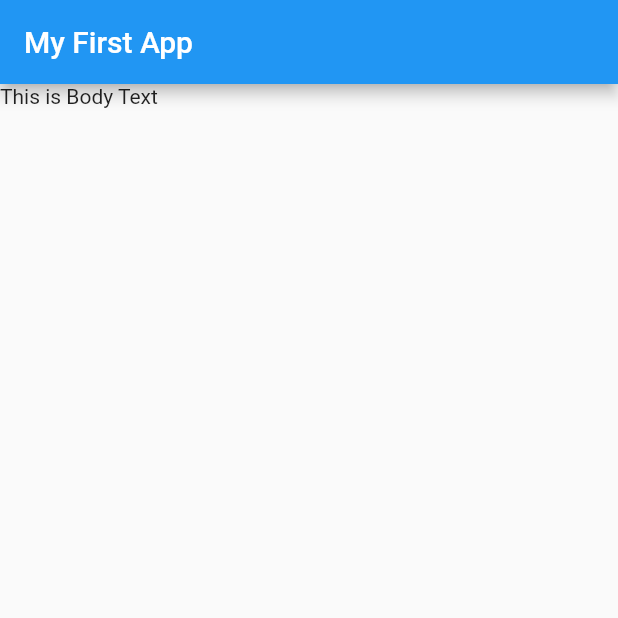
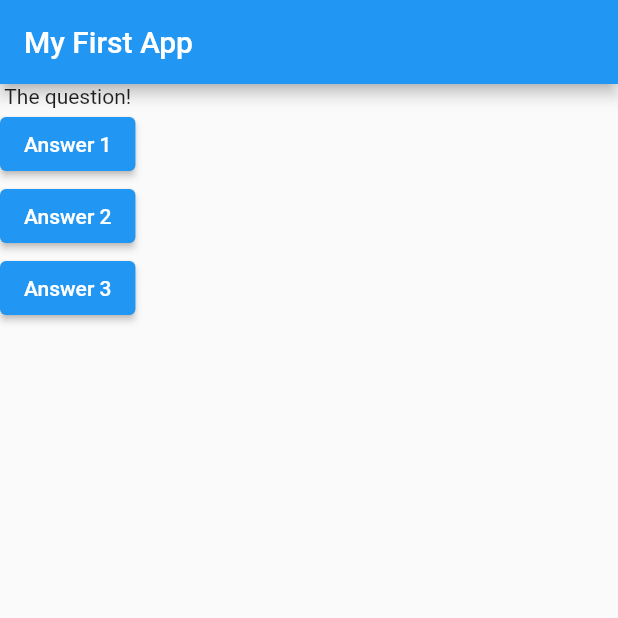
Before and after one commit to 0xcatrovacer/flutter-quiz-app, a Flutter app: the screen it shows after launch, on a phone screen of 412 x 824 dp, the top half of it. Run offline on Flutter 3.47's test engine with Material 2 defaults, Android fonts, the phone set to English and light mode, and no system bars.

```diff
--- a/analysis_options.yaml
+++ /dev/null
@@ -1,29 +0,0 @@
-# This file configures the analyzer, which statically analyzes Dart code to
-# check for errors, warnings, and lints.
-#
-# The issues identified by the analyzer are surfaced in the UI of Dart-enabled
-# IDEs (https://dart.dev/tools#ides-and-editors). The analyzer can also be
-# invoked from the command line by running `flutter analyze`.
-
-# The following line activates a set of recommended lints for Flutter apps,
-# packages, and plugins designed to encourage good coding practices.
-include: package:flutter_lints/flutter.yaml
-
-linter:
-  # The lint rules applied to this project can be customized in the
-  # section below to disable rules from the `package:flutter_lints/flutter.yaml`
-  # included above or to enable additional rules. A list of all available lints
-  # and their documentation is published at
-  # https://dart-lang.github.io/linter/lints/index.html.
-  #
-  # Instead of disabling a lint rule for the entire project in the
-  # section below, it can also be suppressed for a single line of code
-  # or a specific dart file by using the `// ignore: name_of_lint` and
-  # `// ignore_for_file: name_of_lint` syntax on the line or in the file
-  # producing the lint.
-  rules:
-    # avoid_print: false  # Uncomment to disable the `avoid_print` rule
-    # prefer_single_quotes: true  # Uncomment to enable the `prefer_single_quotes` rule
-
-# Additional information about this file can be found at
-# https://dart.dev/guides/language/analysis-options
--- a/lib/main.dart
+++ b/lib/main.dart
@@ -5,12 +5,28 @@ void main() {
 }
 
 class MyApp extends StatelessWidget {
+  void answerQuestion() {
+    print("Answer Chosen!");
+  }
+
   @override
   Widget build(BuildContext context) {
+    var questions = [
+      "What is your favourite animal?",
+      "What is your favourite colour?"
+    ];
+
     return MaterialApp(
       home: Scaffold(
         appBar: AppBar(title: Text('My First App')),
-        body: Text("This is Body Text"),
+        body: Column(
+          children: [
+            Text('The question!'),
+            ElevatedButton(onPressed: answerQuestion, child: Text("Answer 1")),
+            ElevatedButton(onPressed: answerQuestion, child: Text("Answer 2")),
+            ElevatedButton(onPressed: answerQuestion, child: Text("Answer 3")),
+          ],
+        ),
       ),
     );
   }
```
